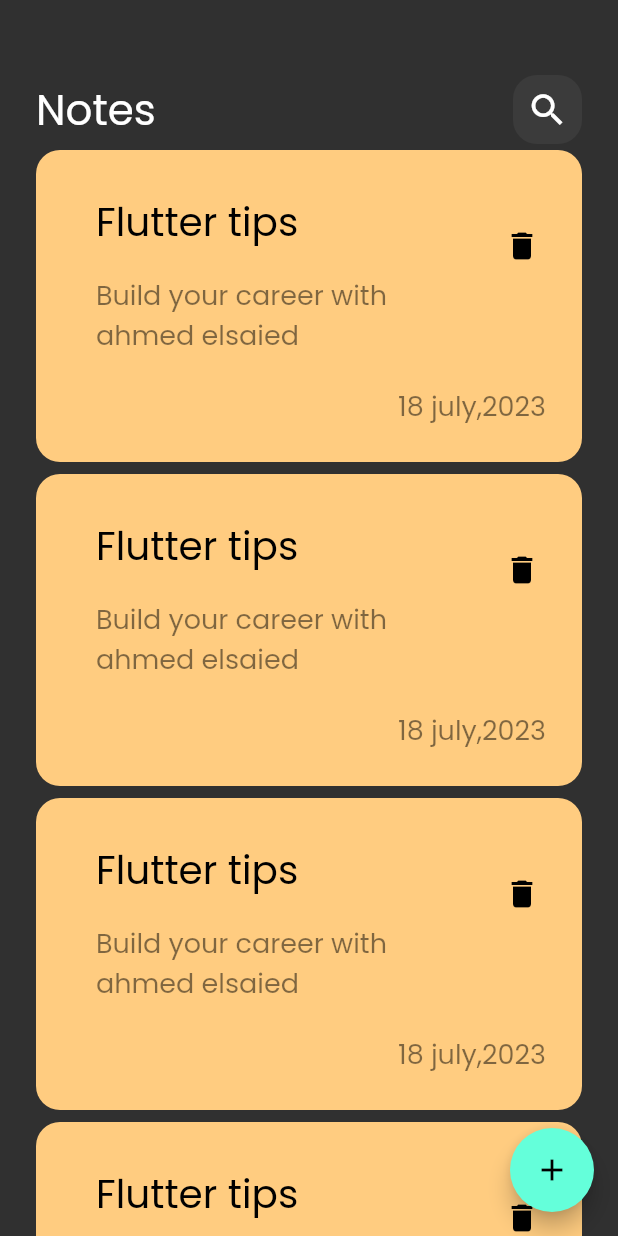
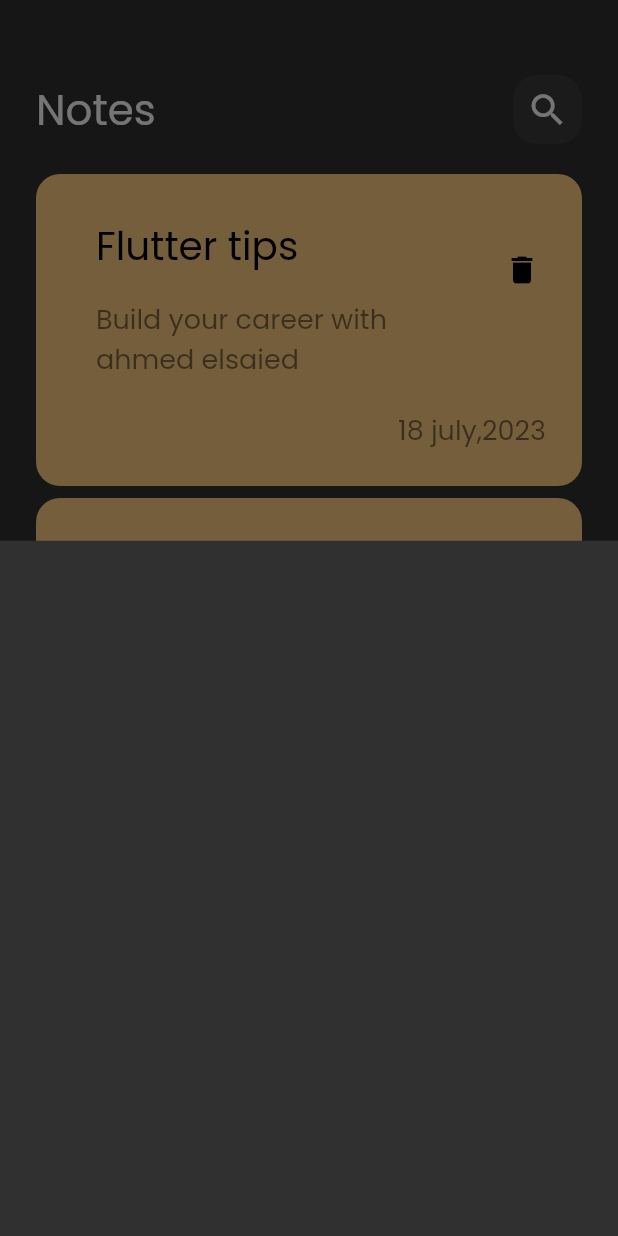
Before and after one commit to ahmeedelsaied/Notes_app, a Flutter app: the screen it shows after launch, after a tap on the "add" icon, on a phone screen of 412 x 824 dp. Run offline on Flutter 3.47's test engine with Material 2 defaults, Android fonts, the phone set to English and light mode, and no system bars.

Commit message:
add note item and floating action button and bottomsheet

```diff
--- /dev/null
+++ b/lib/Views/Widgets/Add_Note_bottom_sheet.dart
@@ -0,0 +1,10 @@
+import 'package:flutter/material.dart';
+
+class AddNoteBottomSheet extends StatelessWidget {
+  const AddNoteBottomSheet({Key? key}) : super(key: key);
+
+  @override
+  Widget build(BuildContext context) {
+    return Container();
+  }
+}
--- a/lib/Views/Widgets/NotesListView.dart
+++ b/lib/Views/Widgets/NotesListView.dart
@@ -6,11 +6,16 @@ class NotesListViwe extends StatelessWidget {
 
   @override
   Widget build(BuildContext context) {
-    return ListView.builder(itemBuilder: (context, index) {
-      return const Padding(
-        padding: EdgeInsets.symmetric(vertical: 4.0),
-        child: NoteItem(),
-      );
-    },);
+    return Padding(
+      padding: const EdgeInsets.symmetric(vertical: 16),
+      child: ListView.builder(
+        padding: EdgeInsets.zero,
+        itemBuilder: (context, index) {
+        return const Padding(
+          padding: EdgeInsets.symmetric(vertical: 4.0),
+          child: NoteItem(),
+        );
+      },),
+    );
   }
 }
--- a/lib/Views/notse_view.dart
+++ b/lib/Views/notse_view.dart
@@ -1,4 +1,5 @@
 import 'package:flutter/material.dart';
+import 'Widgets/Add_Note_bottom_sheet.dart';
 import 'Widgets/Notes_View_body.dart';
 
 class NotsesView extends StatelessWidget {
@@ -8,10 +9,17 @@ class NotsesView extends StatelessWidget {
   Widget build(BuildContext context) {
     return Scaffold(
       floatingActionButton: FloatingActionButton(
-        onPressed: () {},
-        child: Icon(Icons.add),
+        onPressed: () {
+          showModalBottomSheet(
+            context: context,
+            builder: (context) {
+              return const AddNoteBottomSheet();
+            },
+          );
+        },
+        child: const Icon(Icons.add),
       ),
-      body: NotesViewBody(),
+      body: const NotesViewBody(),
     );
   }
 }
```
